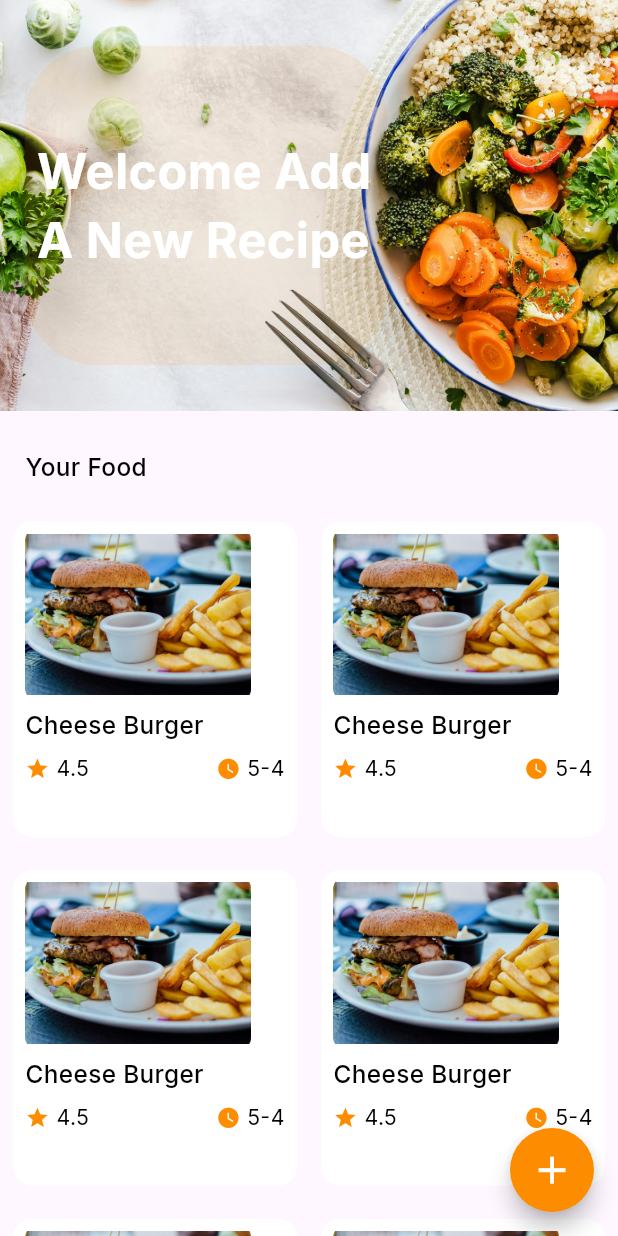
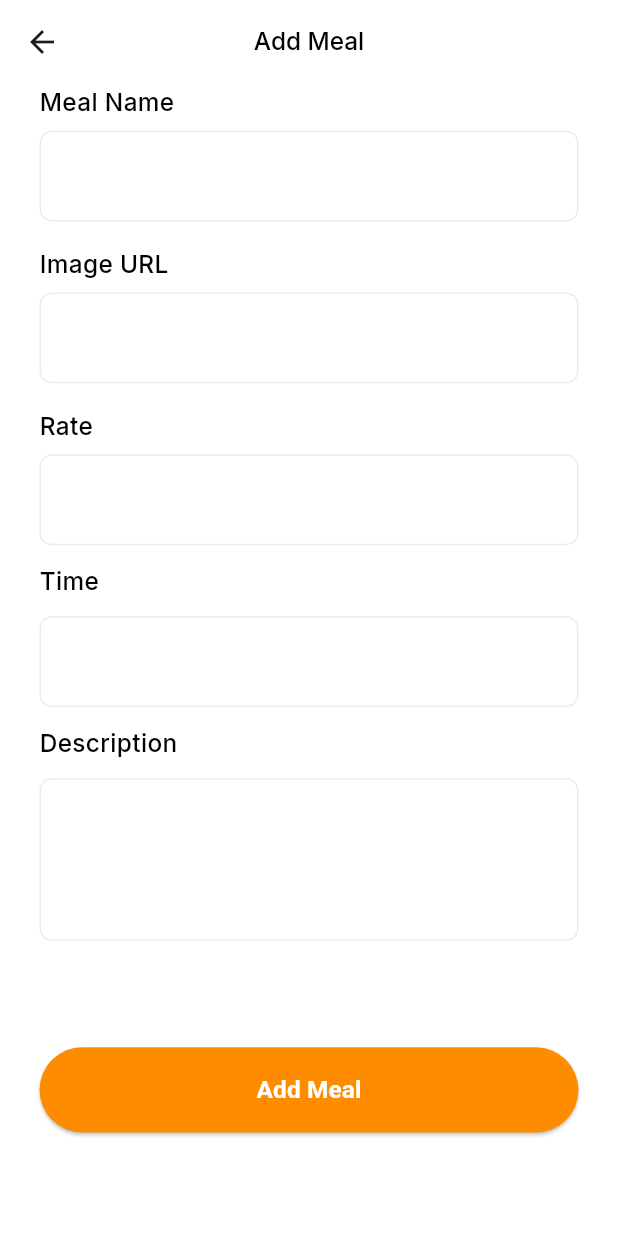
Before and after one commit to MohamedRamadan222/meal_app, a Flutter app: the HomeScreen screen opened by its route, after a tap on the "add" icon, on a phone screen of 412 x 824 dp. Run offline on Flutter 3.47's test engine with Material 3 defaults, Android fonts, the phone set to English and light mode, and no system bars; our stand-ins replace cached_network_image, carousel_slider, dots_indicator, flutter_screenutil, go_router, google_fonts and 2 more; accounts and stored records are empty.

Commit message:
App Done

```diff
--- a/lib/core/routing/app_routes.dart
+++ b/lib/core/routing/app_routes.dart
@@ -1,6 +1,6 @@
 class AppRoutes {
   static const String onBoardingScreen = '/onBoardingScreen';
   static const String homeScreen = '/homeScreen';
-  static const String mealDitalesScreen = '/mealDitalesScreen';
-  static const String addMealScreen = '/addMealScreen ';
+  static const String mealDitalesScreen = '/MealDetailsScreen';
+  static const String addMealScreen = '/AddMealScreen';
 }
--- a/lib/core/routing/router_generation_config.dart
+++ b/lib/core/routing/router_generation_config.dart
@@ -1,8 +1,12 @@
 import 'package:meals_app/core/routing/app_routes.dart';
 import 'package:go_router/go_router.dart';
+import 'package:meals_app/features/add_meal_screen/add_meal_screen.dart';
 
+import '../../features/home_screen/data/models/meal_model.dart';
 import '../../features/home_screen/home_screen.dart';
+import '../../features/meal_details_screen/meal_details_screen.dart';
 import '../../features/onboarding/onboarding_screen.dart';
+
 class RouterGenerationConfig {
   static GoRouter goRouter = GoRouter(
     initialLocation: AppRoutes.onBoardingScreen,
@@ -17,7 +21,20 @@ class RouterGenerationConfig {
         name: AppRoutes.homeScreen,
         builder: (context, state) => const HomeScreen(),
       ),
+      GoRoute(
+        path: AppRoutes.addMealScreen,
+        name: AppRoutes.addMealScreen,
+        builder: (context, state) => const AddMealScreen(),
+      ),
+      GoRoute(
+        path: AppRoutes.mealDitalesScreen,
+        name: AppRoutes.mealDitalesScreen,
+        builder: (context, state) {
+          Meal meal = state.extra as Meal;
 
+          return MealDetailsScreen(meal: meal);
+        },
+      ),
     ],
   );
 }
--- a/lib/core/widgets/custom_text_field.dart
+++ b/lib/core/widgets/custom_text_field.dart
@@ -1,5 +1,3 @@
-
-
 import 'package:flutter/material.dart';
 import 'package:flutter_screenutil/flutter_screenutil.dart';
 
@@ -11,6 +9,8 @@ class CustomTextField extends StatelessWidget {
   final double? width;
   final bool? isPassword;
   final TextEditingController? controller;
+  final TextInputType? keyboardType;
+  final int? maxLines;
   final String? Function(String?)? validator;
   final bool? obscureText;
 
@@ -23,6 +23,8 @@ class CustomTextField extends StatelessWidget {
     this.controller,
     this.validator,
     this.obscureText,
+    this.keyboardType,
+    this.maxLines,
   });
 
   @override
@@ -32,9 +34,11 @@ class CustomTextField extends StatelessWidget {
       child: TextFormField(
         controller: controller,
         validator: validator,
+        maxLines: maxLines ?? 1,
         autofocus: false,
         obscureText: obscureText ?? false,
         cursorColor: AppColors.primaryColor,
+        keyboardType: keyboardType ?? TextInputType.text,
         decoration: InputDecoration(
           hintText: hintText ?? '',
           hintStyle: TextStyle(
@@ -42,10 +46,7 @@ class CustomTextField extends StatelessWidget {
             color: const Color(0xff8391A1),
             fontWeight: FontWeight.w500,
           ),
-          contentPadding: EdgeInsets.symmetric(
-            horizontal: 18.w,
-            vertical: 18.h,
-          ),
+          contentPadding: EdgeInsets.symmetric(horizontal: 18.w, vertical: 18.h),
           enabledBorder: OutlineInputBorder(
             borderRadius: BorderRadius.circular(8.r),
             borderSide: BorderSide(color: const Color(0xffE8ECF4), width: 1),
@@ -63,7 +64,7 @@ class CustomTextField extends StatelessWidget {
             borderSide: BorderSide(color: Colors.red, width: 1),
           ),
           filled: true,
-          fillColor: Color(0xffF7F8F9),
+          fillColor: Colors.white,
           suffixIcon: suffixIcon,
         ),
       ),
--- /dev/null
+++ b/lib/features/add_meal_screen/add_meal_screen.dart
@@ -0,0 +1,160 @@
+import 'package:flutter/material.dart';
+import 'package:flutter_screenutil/flutter_screenutil.dart';
+import 'package:go_router/go_router.dart';
+import 'package:meals_app/core/routing/app_routes.dart';
+import 'package:meals_app/core/widgets/custom_text_field.dart';
+import 'package:meals_app/core/widgets/primary_button_widget.dart';
+import 'package:meals_app/core/widgets/spacing_widgets.dart';
+import 'package:meals_app/features/home_screen/data/db_helper/db_helper.dart';
+
+import '../../core/styles/app_colors.dart';
+import '../../core/styles/app_text_styles.dart';
+import '../home_screen/data/models/meal_model.dart';
+
+class AddMealScreen extends StatefulWidget {
+  const AddMealScreen({super.key});
+
+  @override
+  State<AddMealScreen> createState() => _AddMealScreenState();
+}
+
+class _AddMealScreenState extends State<AddMealScreen> {
+  final GlobalKey<FormState> _formKey = GlobalKey<FormState>();
+
+  TextEditingController mealNameController = TextEditingController();
+  TextEditingController imageUrlController = TextEditingController();
+  TextEditingController descriptionController = TextEditingController();
+  TextEditingController rateController = TextEditingController();
+  TextEditingController timeController = TextEditingController();
+
+  DatabaseHelper dbHelper = DatabaseHelper.instance;
+  bool isLoading = false;
+
+  @override
+  Widget build(BuildContext context) {
+    return Scaffold(
+      backgroundColor: Colors.white,
+      appBar: AppBar(
+        backgroundColor: Colors.white,
+        centerTitle: true,
+        title: Text('Add Meal', style: AppTextStyles.black16Medium),
+      ),
+
+      body: SingleChildScrollView(
+        child: Padding(
+          padding: EdgeInsets.symmetric(horizontal: 24.w),
+          child: Form(
+            key: _formKey,
+            child:
+                isLoading
+                    ? SizedBox(
+                      width: double.infinity,
+                      height: MediaQuery.of(context).size.height - 80,
+                      child: Center(
+                        child: SizedBox(
+                          width: 40.sp,
+                          height: 40.sp,
+                          child: const CircularProgressIndicator(
+                            color: AppColors.primaryColor,
+                          ),
+                        ),
+                      ),
+                    )
+                    : Column(
+                      crossAxisAlignment: CrossAxisAlignment.start,
+                      children: [
+                        Text('Meal Name', style: AppTextStyles.black16Medium),
+                        const HeightSpace(8),
+                        CustomTextField(
+                          controller: mealNameController,
+                          validator: (val) {
+                            if (val!.isEmpty) {
+                              return "Please Add Meal Name ";
+                            } else if (val.length < 3) {
+                              return "Please Add More Than 3 characters";
+                            }
+                            return null;
+                          },
+                        ),
+                        const HeightSpace(16),
+                        Text('Image URL', style: AppTextStyles.black16Medium),
+                        const HeightSpace(8),
+                        CustomTextField(
+                          controller: imageUrlController,
+                          validator: (val) {
+                            if (val!.isEmpty) {
+                              return "Please Add Image Url";
+                            }
+                            return null;
+                          },
+                        ),
+                        const HeightSpace(16),
+                        Text('Rate', style: AppTextStyles.black16Medium),
+                        const HeightSpace(8),
+                        CustomTextField(
+                          controller: rateController,
+                          keyboardType: TextInputType.number,
+                          validator: (val) {
+                            if (val!.isEmpty) {
+                              return "Please Add Rate ";
+                            }
+                            return null;
+                          },
+                        ),
+                        const HeightSpace(12),
+                        Text('Time', style: AppTextStyles.black16Medium),
+                        const HeightSpace(12),
+                        CustomTextField(
+                          controller: timeController,
+                          keyboardType: TextInputType.number,
+                          validator: (val) {
+                            if (val!.isEmpty) {
+                              return "Please Add Time For Meal";
+                            }
+                            return null;
+                          },
+                        ),
+                        const HeightSpace(12),
+                        Text('Description', style: AppTextStyles.black16Medium),
+                        const HeightSpace(12),
+                        CustomTextField(
+                          maxLines: 3,
+                          controller: descriptionController,
+                          validator: (val) {
+                            if (val!.isEmpty) {
+                              return "Please Add Description For Meal ";
+                            }
+                            return null;
+                          },
+                        ),
+                        const HeightSpace(70),
+                        PrimaryButtonWidget(
+                          buttonText: 'Add Meal',
+                          onPressed: () {
+                            if (_formKey.currentState!.validate()) {
+                              isLoading = true;
+                              setState(() {});
+                              Meal meal = Meal(
+                                name: mealNameController.text,
+                                imageUrl: imageUrlController.text,
+                                rate: double.parse(rateController.text),
+                                description: descriptionController.text,
+                                time: timeController.text,
+                              );
+                              dbHelper.insertMeal(meal).then((value) {
+                                GoRouter.of(
+                                  context,
+                                ).pushReplacementNamed(AppRoutes.homeScreen);
+                              });
+                            }
+                          },
+                        ),
+                        const HeightSpace(20),
+                      ],
+                    ),
+          ),
+        ),
+      ),
+    );
+  }
+}
--- /dev/null
+++ b/lib/features/home_screen/data/db_helper/db_helper.dart
@@ -0,0 +1,48 @@
+import 'package:path/path.dart';
+import 'package:sqflite/sqflite.dart';
+
+import '../models/meal_model.dart';
+
+class DatabaseHelper {
+  static final DatabaseHelper instance = DatabaseHelper();
+
+  Database? _database;
+
+  Future<Database> get database async {
+    if (_database != null) return _database!;
+
+    _database = await _initDatabase();
+    return _database!;
+  }
+
+  Future<Database> _initDatabase() async {
+    String path = join(await getDatabasesPath(), 'meals.db');
+    return await openDatabase(path, version: 1, onCreate: _createDatabase);
+  }
+
+  Future<void> _createDatabase(Database db, int version) async {
+    await db.execute('''
+      CREATE TABLE meals (
+        id INTEGER PRIMARY KEY AUTOINCREMENT,
+        imageUrl TEXT,
+        name TEXT,
+        description TEXT,
+        rate REAL,
+        time TEXT
+      )
+    ''');
+  }
+
+  Future<int> insertMeal(Meal meal) async {
+    Map<String, dynamic> mealMap = meal.toMap();
+    final db = await database;
+    return await db.insert('meals', mealMap);
+  }
+
+  Future<List<Meal>> getMeals() async {
+    final db = await database;
+    List<Map<String, dynamic>> mealsJson = await db.query('meals');
+    List<Meal> meals = mealsJson.map((mealsJson) => Meal.fromMap(mealsJson)).toList();
+    return meals;
+  }
+}
--- /dev/null
+++ b/lib/features/home_screen/data/models/meal_model.dart
@@ -0,0 +1,35 @@
+class Meal {
+  final String name;
+  final String imageUrl;
+  final String description;
+  final String time;
+  final double rate;
+
+  Meal({
+    required this.name,
+    required this.imageUrl,
+    required this.description,
+    required this.time,
+    required this.rate,
+  });
+
+  Map<String, dynamic> toMap() {
+    return {
+      'name': name,
+      'imageUrl': imageUrl,
+      'description': description,
+      'time': time,
+      'rate': rate,
+    };
+  }
+
+  factory Meal.fromMap(Map<String, dynamic> map) {
+    return Meal(
+      name: map['name'],
+      imageUrl: map['imageUrl'],
+      description: map['description'],
+      time: map['time'],
+      rate: map['rate'],
+    );
+  }
+}
--- a/lib/features/home_screen/home_screen.dart
+++ b/lib/features/home_screen/home_screen.dart
@@ -1,11 +1,16 @@
 import 'package:flutter/material.dart';
 import 'package:flutter_screenutil/flutter_screenutil.dart';
-import 'package:meals_app/core/app_assets/app_assets.dart';
+import 'package:go_router/go_router.dart';
+import 'package:meals_app/core/routing/app_routes.dart';
 import 'package:meals_app/core/styles/app_colors.dart';
 import 'package:meals_app/core/styles/app_text_styles.dart';
 import 'package:meals_app/core/widgets/spacing_widgets.dart';
 import 'package:meals_app/features/home_screen/widgets/custom_food_item_widget.dart';
 import 'package:meals_app/features/home_screen/widgets/custom_top_home_part.dart';
+import 'data/db_helper/db_helper.dart';
+import 'data/models/meal_model.dart';
+
+DatabaseHelper dbHelper = DatabaseHelper.instance;
 
 class HomeScreen extends StatelessWidget {
   const HomeScreen({super.key});
@@ -31,8 +36,26 @@ class HomeScreen extends StatelessWidget {
                     ),
                     const HeightSpace(25),
                     Expanded(
-                      child: GridView.builder(
-                        itemCount: 30,
+                      child: FutureBuilder(
+                        future: dbHelper.getMeals(),
+                        builder: (context, snapshot) {
+                          if (snapshot.connectionState == ConnectionState.waiting) {
+                            return const Center(
+                              child: CircularProgressIndicator(
+                                color: AppColors.primaryColor,
+                              ),
+                            );
+                          } else if (snapshot.hasData) {
+                            if (snapshot.data!.isEmpty) {
+                              return Center(
+                                child: Text(
+                                  'No Meals Found',
+                                  style: AppTextStyles.black16Medium,
+                                ),
+                              );
+                            }
+                            return GridView.builder(
+                              itemCount: snapshot.data!.length,
                               gridDelegate: SliverGridDelegateWithFixedCrossAxisCount(
                                 crossAxisCount: 2,
                                 mainAxisSpacing: 22.sp,
@@ -40,13 +63,24 @@ class HomeScreen extends StatelessWidget {
                                 childAspectRatio: 0.9,
                               ),
                               itemBuilder: (context, index) {
+                                Meal meal = snapshot.data![index];
                                 return CustomFoodItemWidget(
-                            imageUrl: AppAssets.foodExampleImage,
-                            name: 'Cheese Burger',
-                            rate: 4.5,
-                            time: '5-4',
-                            onTap: () {},
+                                  imageUrl: meal.imageUrl,
+                                  name: meal.name,
+                                  rate: meal.rate,
+                                  time: meal.time,
+                                  onTap: () {
+                                    GoRouter.of(
+                                      context,
+                                    ).pushNamed(AppRoutes.mealDitalesScreen, extra: meal);
+                                  },
                                 );
+                              },
+                            );
+                          } else if (snapshot.hasError) {
+                            return Center(child: Text('${snapshot.error}'));
+                          }
+                          return Container();
                         },
                       ),
                     ),
@@ -59,10 +93,10 @@ class HomeScreen extends StatelessWidget {
         floatingActionButton: FloatingActionButton(
           shape: const CircleBorder(),
           backgroundColor: AppColors.primaryColor,
-          child: Icon(Icons.add, color: AppColors.whiteColor,
-            size: 30.sp ,
-          ),
-          onPressed: () {},
+          child: Icon(Icons.add, color: AppColors.whiteColor, size: 30.sp),
+          onPressed: () {
+            GoRouter.of(context).pushNamed(AppRoutes.addMealScreen);
+          },
         ),
       ),
     );
--- a/lib/main.dart
+++ b/lib/main.dart
@@ -1,7 +1,6 @@
 import 'package:flutter/material.dart';
 import 'package:flutter_screenutil/flutter_screenutil.dart';
 import 'package:meals_app/core/routing/router_generation_config.dart';
-
 import 'features/onboarding/on_boarding_sevices/on_boarding_services.dart';
 
 void main() async {
--- a/pubspec.yaml
+++ b/pubspec.yaml
@@ -40,6 +40,9 @@ dependencies:
   dots_indicator: ^4.0.1
   carousel_slider: ^5.0.0
   shared_preferences: ^2.5.3
+  sqflite: ^2.4.2
+  path: ^1.9.1
+  cached_network_image: ^3.4.1
 
 dev_dependencies:
   flutter_test:
```
Also changed, not shown: lib/features/home_screen/widgets/custom_food_item_widget.dart (+13 -2 lines), lib/features/meal_details_screen/meal_details_screen.dart (added, +139 -0 lines), pubspec.lock, 1 other file. Lines whose indentation alone changed are shown as unchanged.
